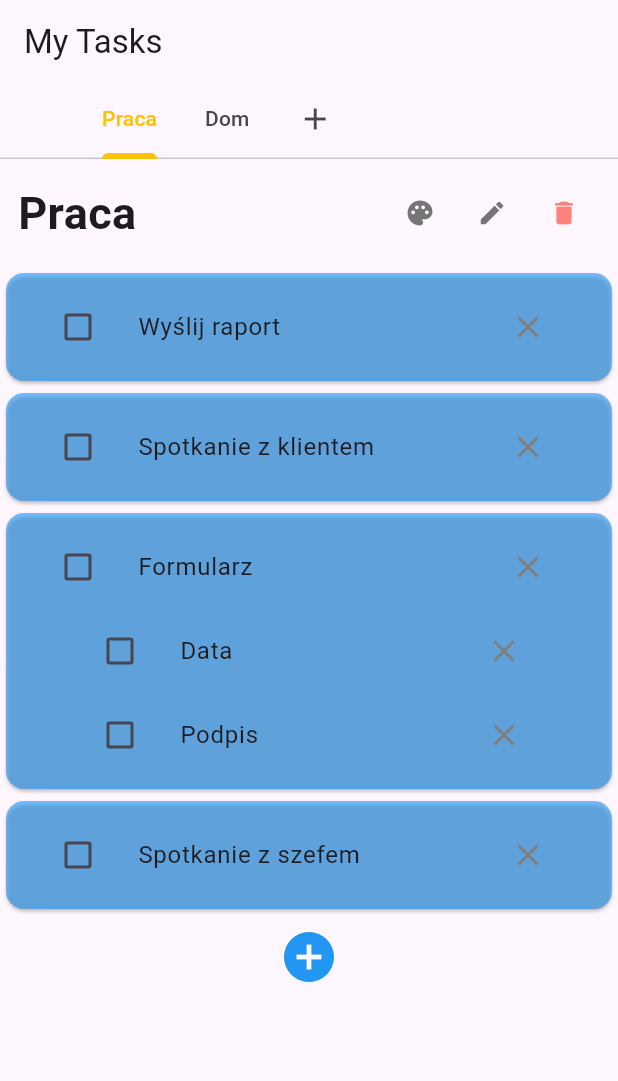
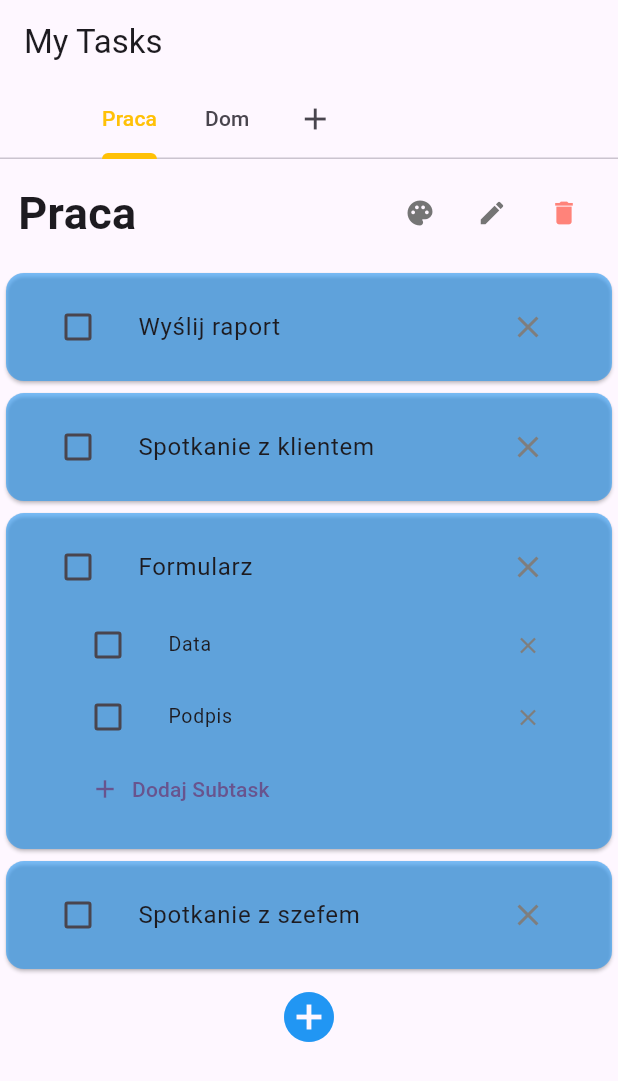
Before and after one commit to T4ZZOR/to_do_app, a Flutter app: the screen it shows after launch, on a phone screen of 412 x 824 dp. Shown: the top 1081 px of the screen. Run offline on Flutter 3.47's test engine with Material 3 defaults, Android fonts, the phone set to English and light mode, and no system bars; our stand-ins replace flutter_colorpicker.

Commit message:
anim task card

```diff
--- a/lib/providers/task_provider.dart
+++ b/lib/providers/task_provider.dart
@@ -32,15 +32,27 @@ class TaskProvider extends ChangeNotifier{
   }
 
   // add subTask to existing parentTask
-  void addSubTask(String categoryId, String parentTaskId, Task subTask){
+  void addSubTask(String categoryId, String parentTaskId, String subTaskName){
     final Task? parentTask = _taskPerCategory[categoryId]
       ?.firstWhere((parentTask) => parentTask.id == parentTaskId, orElse: () => Task(id: "", taskName: ""));
 
+      final taskId = DateTime.now().toIso8601String();
+      Task subTask = Task(id: taskId, taskName: subTaskName);
       if (parentTask != null){
         parentTask.subTask.add(subTask);
         notifyListeners();
       }
   }
+
+  // void addSubTask(String categoryId, String parentTaskId, Task subTask){
+  //   final Task? parentTask = _taskPerCategory[categoryId]
+  //     ?.firstWhere((parentTask) => parentTask.id == parentTaskId, orElse: () => Task(id: "", taskName: ""));
+
+  //     if (parentTask != null){
+  //       parentTask.subTask.add(subTask);
+  //       notifyListeners();
+  //     }
+  // }
 
   // remove subTask
   void removeSubTask(String categoryId, String parentTaskId, Task subTask){
--- a/lib/widgets/task_list_w.dart
+++ b/lib/widgets/task_list_w.dart
@@ -2,6 +2,7 @@ import 'package:flutter/material.dart';
 import 'package:provider/provider.dart';
 import 'package:to_do_app/providers/category_provider.dart';
 import 'package:to_do_app/widgets/add_task_w.dart';
+import 'package:to_do_app/widgets/task_w.dart';
 import '../providers/task_provider.dart';
 import '../widgets/task_title_w.dart';
 
@@ -21,7 +22,8 @@ class TaskListW extends StatelessWidget{
           return Card(
             color: category.color.withAlpha(150),
             child: ListTile(
-              title:  TaskTitleW(task: tasks[index], categoryId: categoryId)
+              //title: TaskTitleW(task: tasks[index], categoryId: categoryId)
+              title:  TaskTitleWAnimated(task: tasks[index], categoryId: categoryId)
             ),
           );
         }
--- /dev/null
+++ b/lib/widgets/task_w.dart
@@ -0,0 +1,250 @@
+import 'package:flutter/material.dart';
+import 'package:provider/provider.dart';
+import '../providers/task_provider.dart';
+import 'package:to_do_app/models/task.dart';
+
+// Zmieniamy na StatefulWidget, aby zarządzać stanem rozwijania i dodawania subtaska
+class TaskTitleWAnimated extends StatefulWidget {
+    final Task task;
+    final String categoryId;
+
+    const TaskTitleWAnimated({
+        super.key,
+        required this.task,
+        required this.categoryId
+    });
+
+    @override
+    State<TaskTitleWAnimated> createState() => _TaskTitleWState();
+}
+
+class _TaskTitleWState extends State<TaskTitleWAnimated> {
+    // Stan rozszerzenia subtasków
+    bool _isExpanded = false;
+    // Stan widoczności pola tekstowego dla nowego subtaska
+    bool _isAddingSubTask = false;
+    // Kontroler pola tekstowego
+    final TextEditingController _subTaskController = TextEditingController();
+
+    // Stałe do obliczania wysokości subtasków (przybliżone wartości dla ListTile)
+    static const double _subTaskHeight = 48.0;
+    static const double _addSubTaskHeight = 48.0;
+
+    @override
+    void initState() {
+        super.initState();
+        // Zapewnienie, że jest rozwinięte, jeśli task ma już subtaski
+        _isExpanded = widget.task.subTask.isNotEmpty;
+    }
+
+    // Korekta stanu: synchronizuje _isExpanded z danymi zewnętrznymi (np. Providerem)
+    @override
+    void didUpdateWidget(covariant TaskTitleWAnimated oldWidget) {
+        super.didUpdateWidget(oldWidget);
+
+        final hasSubTasks = widget.task.subTask.isNotEmpty;
+
+        // Rozwijanie, jeśli pojawiły się subtaski i są niewidoczne
+        if (hasSubTasks && !_isExpanded) {
+            setState(() {
+                _isExpanded = true;
+            });
+        }
+        // Zwijanie, jeśli wszystkie subtaski zostały usunięte
+        else if (!hasSubTasks && _isExpanded) {
+            setState(() {
+                _isExpanded = false;
+                _isAddingSubTask = false; // Ukryj pole dodawania przy zwijaniu
+            });
+        }
+    }
+
+    @override
+    void dispose() {
+        _subTaskController.dispose();
+        super.dispose();
+    }
+
+    // Funkcja rozwijająca/zwijająca subtaski
+    void _toggleExpansion() {
+        setState(() {
+            _isExpanded = !_isExpanded;
+            // Ukryj pole dodawania przy zwijaniu
+            if (!_isExpanded) {
+                _isAddingSubTask = false;
+            }
+        });
+    }
+
+    // Funkcja dodająca subtask
+    void _addSubTask() {
+        final subTaskName = _subTaskController.text.trim();
+        if (subTaskName.isNotEmpty) {
+            context.read<TaskProvider>().addSubTask(
+                widget.categoryId,
+                widget.task.id,
+                subTaskName,
+            );
+            _subTaskController.clear();
+            setState(() {
+                _isAddingSubTask = false;
+                _isExpanded = true; // Zawsze rozwiń po dodaniu
+            });
+        }
+    }
+
+    // Oblicza wymaganą wysokość dla sekcji subtasków
+    double _calculateHeight() {
+        if (!_isExpanded) {
+            return 0.01;
+        }
+
+        // Liczba istniejących subtasków
+        final subTaskCount = widget.task.subTask.length;
+
+        // Wysokość listy istniejących subtasków
+        double height = subTaskCount * _subTaskHeight;
+
+        // Dodaj wysokość dla pola do dodawania subtaska
+        height += _addSubTaskHeight;
+
+        // Dodatkowa mała przestrzeń na padding/marginesy
+        return height + 8.0;
+    }
+
+    @override
+    Widget build(BuildContext context) {
+        // Obliczanie wysokości kontenera na podstawie stanu rozszerzenia
+        final double containerHeight = _calculateHeight();
+
+        return Column(
+            children: [
+                // GESTURE DETECTOR dla przełączania rozszerzenia
+                GestureDetector(
+                    onTap: _toggleExpansion,
+                    child: ListTile(
+                        minVerticalPadding: 0,
+                        contentPadding: const EdgeInsets.symmetric(horizontal: 8, vertical: 0),
+                        leading: Checkbox(
+                            value: widget.task.isDone, onChanged: (_){
+                                context.read<TaskProvider>().toggleTaskCheck(widget.categoryId, widget.task.id);
+                            },
+                        ),
+                        title: Text(
+                            widget.task.taskName,
+                            style: TextStyle(
+                                decoration: widget.task.isDone ? TextDecoration.lineThrough : null,
+                            ),
+                        ),
+                        // Ukryto ikonę rozwijania - zostawiono tylko przycisk usuwania
+                        trailing: IconButton(
+                            icon: const Icon(Icons.close),
+                            color: const Color.fromARGB(255, 126, 126, 126),
+                            onPressed: () {
+                                context.read<TaskProvider>().removeTask(widget.categoryId, widget.task.id);
+                            }
+                        ),
+                    ),
+                ),
+
+                // ANIMOWANY KONTENER DLA EFEKTU ROZWIJANIA Z BOUNCE
+                AnimatedContainer(
+                    duration: const Duration(milliseconds: 1000),
+                    curve: Curves.elasticOut, // Krzywa 'bounce'
+                    height: containerHeight,
+                    width: double.infinity, // Rozciągnij na całą szerokość
+                    child: SingleChildScrollView( // Użyj SingleChildScrollView, aby zapobiec przepełnieniu
+                        physics: const NeverScrollableScrollPhysics(), // Wyłącz przewijanie wewnątrz, ponieważ to jest kontrolowane przez animację
+                        child: Padding(
+                            padding: const EdgeInsets.only(left: 20.0, top: 0, right: 0, bottom: 0),
+                            child: Column(
+                                crossAxisAlignment: CrossAxisAlignment.start,
+                                children: [
+                                    // Lista istniejących subtasków
+                                    ...widget.task.subTask.map((sub) {
+                                        return ListTile(
+                                            key: ValueKey(sub.id), // Dodajemy unikalny klucz dla lepszej wydajności listy
+                                            minVerticalPadding: 0,
+                                            contentPadding: const EdgeInsets.symmetric(horizontal: 8, vertical: 0),
+                                            dense: true, // Zmniejsza wysokość, aby lepiej pasowała do _subTaskHeight = 48
+                                            leading: Checkbox(
+                                                value: sub.isDone,
+                                                onChanged: (_){
+                                                    context.read<TaskProvider>().toggleSubTaskCheck(widget.categoryId, widget.task.id, sub.id);
+                                                },
+                                            ),
+                                            title: Text(
+                                                sub.taskName,
+                                                style: TextStyle(
+                                                    decoration: sub.isDone ? TextDecoration.lineThrough : null,
+                                                ),
+                                            ),
+                                            trailing: IconButton(
+                                                icon: const Icon(Icons.close, size: 18),
+                                                color: const Color.fromARGB(255, 126, 126, 126),
+                                                onPressed: () {
+                                                    context.read<TaskProvider>().removeSubTask(widget.categoryId, widget.task.id, sub);
+                                                }
+                                            ),
+                                        );
+                                    }).toList(),
+
+                                    // Sekcja do dodawania nowego subtaska
+                                    Padding(
+                                        padding: const EdgeInsets.symmetric(horizontal: 8.0),
+                                        child: SizedBox(
+                                            height: _addSubTaskHeight,
+                                            child: Align(
+                                                alignment: Alignment.centerLeft,
+                                                child: _isAddingSubTask
+                                                    ? Row(
+                                                        children: [
+                                                            Expanded(
+                                                                child: TextField(
+                                                                    controller: _subTaskController,
+                                                                    autofocus: true,
+                                                                    decoration: const InputDecoration(
+                                                                        hintText: "Nazwa Subtaska",
+                                                                        border: InputBorder.none,
+                                                                        isDense: true,
+                                                                        contentPadding: EdgeInsets.symmetric(vertical: 8),
+                                                                    ),
+                                                                    onSubmitted: (_) => _addSubTask(),
+                                                                ),
+                                                            ),
+                                                            IconButton(
+                                                                icon: const Icon(Icons.check, color: Colors.green),
+                                                                onPressed: _addSubTask,
+                                                            ),
+                                                            IconButton(
+                                                                icon: const Icon(Icons.cancel, color: Colors.grey),
+                                                                onPressed: () {
+                                                                    setState(() {
+                                                                        _isAddingSubTask = false;
+                                                                        _subTaskController.clear();
+                                                                    });
+                                                                },
+                                                            ),
+                                                        ],
+                                                    )
+                                                    : TextButton.icon(
+                                                        icon: const Icon(Icons.add, size: 20),
+                                                        label: const Text("Dodaj Subtask"),
+                                                        onPressed: () {
+                                                            setState(() {
+                                                                _isAddingSubTask = true;
+                                                            });
+                                                        },
+                                                    ),
+                                            ),
+                                        ),
+                                    ),
+                                ],
+                            ),
+                        ),
+                    ),
+                ),
+            ],
+        );
+    }
+}
```
